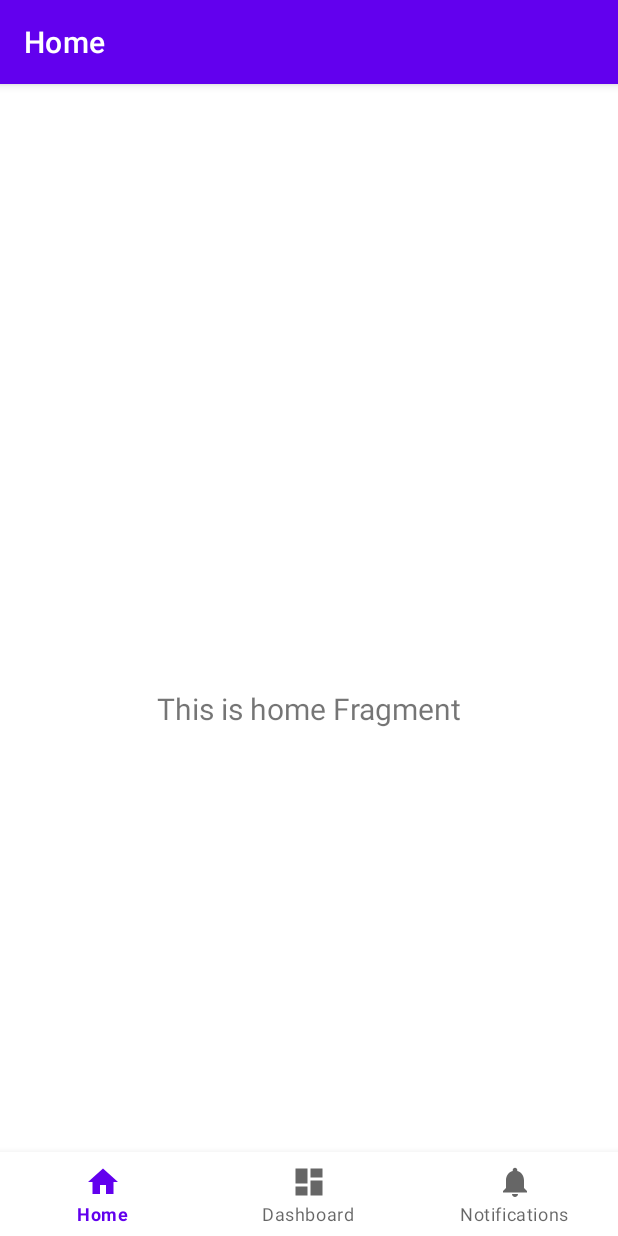
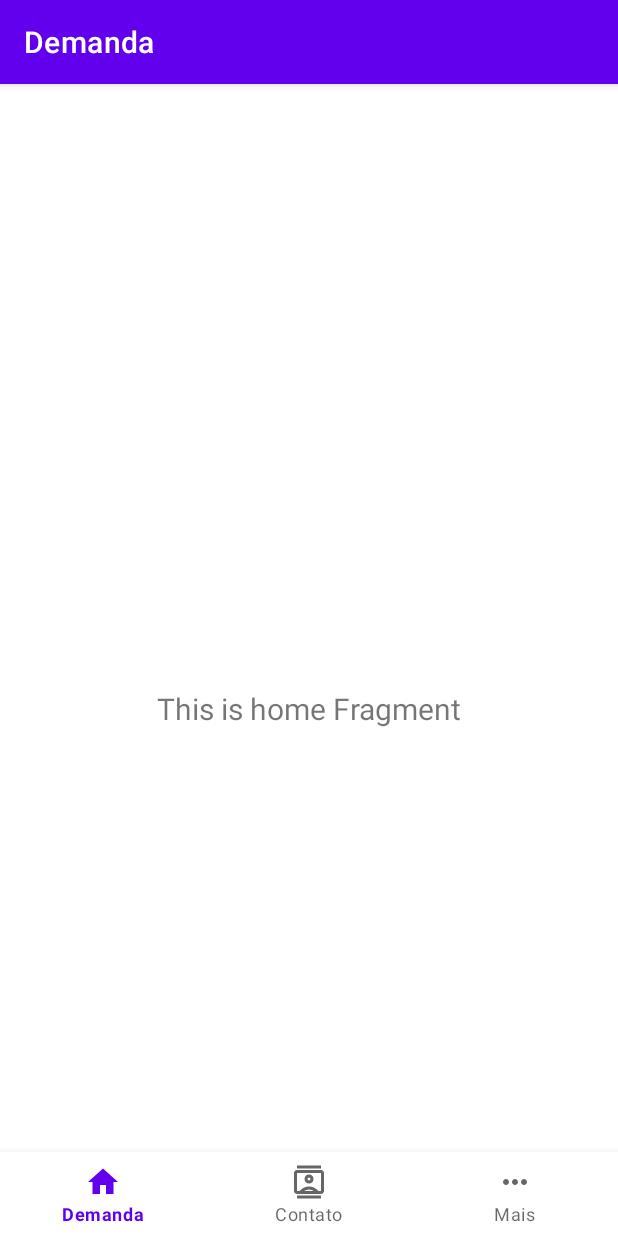
Before and after one commit to Rian-Noronha/tuaobrapedreiro, an Android app: the screen it shows after launch (MainActivity), on a phone screen of 412 x 824 dp. Run offline under Robolectric (Android 15) with nearby library versions, the phone set to English and light mode, and no system bars; our stand-ins replace navigation-ui.

Commit message:
[refactor] Alterações básicas na ui

```diff
--- a/app/src/main/java/com/rn/tuaobraparapedreiro/ui/dashboard/DashboardFragment.kt
+++ b/app/src/main/java/com/rn/tuaobraparapedreiro/ui/contato/ContatoFragment.kt
@@ -1,4 +1,4 @@
-package com.rn.tuaobraparapedreiro.ui.dashboard
+package com.rn.tuaobraparapedreiro.ui.contato
 
 import android.os.Bundle
 import android.view.LayoutInflater
@@ -9,7 +9,7 @@ import androidx.fragment.app.Fragment
 import androidx.lifecycle.ViewModelProvider
 import com.rn.tuaobraparapedreiro.databinding.FragmentDashboardBinding
 
-class DashboardFragment : Fragment() {
+class ContatoFragment : Fragment() {
 
     private var _binding: FragmentDashboardBinding? = null
 
@@ -23,7 +23,7 @@ class DashboardFragment : Fragment() {
         savedInstanceState: Bundle?
     ): View {
         val dashboardViewModel =
-            ViewModelProvider(this).get(DashboardViewModel::class.java)
+            ViewModelProvider(this).get(ContatoViewModel::class.java)
 
         _binding = FragmentDashboardBinding.inflate(inflater, container, false)
         val root: View = binding.root
--- a/app/src/main/java/com/rn/tuaobraparapedreiro/ui/dashboard/DashboardViewModel.kt
+++ b/app/src/main/java/com/rn/tuaobraparapedreiro/ui/contato/ContatoViewModel.kt
@@ -1,10 +1,10 @@
-package com.rn.tuaobraparapedreiro.ui.dashboard
+package com.rn.tuaobraparapedreiro.ui.contato
 
 import androidx.lifecycle.LiveData
 import androidx.lifecycle.MutableLiveData
 import androidx.lifecycle.ViewModel
 
-class DashboardViewModel : ViewModel() {
+class ContatoViewModel : ViewModel() {
 
     private val _text = MutableLiveData<String>().apply {
         value = "This is dashboard Fragment"
--- a/app/src/main/java/com/rn/tuaobraparapedreiro/ui/notifications/NotificationsFragment.kt
+++ b/app/src/main/java/com/rn/tuaobraparapedreiro/ui/mais/MaisFragment.kt
@@ -1,4 +1,4 @@
-package com.rn.tuaobraparapedreiro.ui.notifications
+package com.rn.tuaobraparapedreiro.ui.mais
 
 import android.os.Bundle
 import android.view.LayoutInflater
@@ -9,7 +9,7 @@ import androidx.fragment.app.Fragment
 import androidx.lifecycle.ViewModelProvider
 import com.rn.tuaobraparapedreiro.databinding.FragmentNotificationsBinding
 
-class NotificationsFragment : Fragment() {
+class MaisFragment : Fragment() {
 
     private var _binding: FragmentNotificationsBinding? = null
 
@@ -23,7 +23,7 @@ class NotificationsFragment : Fragment() {
         savedInstanceState: Bundle?
     ): View {
         val notificationsViewModel =
-            ViewModelProvider(this).get(NotificationsViewModel::class.java)
+            ViewModelProvider(this).get(MaisViewModel::class.java)
 
         _binding = FragmentNotificationsBinding.inflate(inflater, container, false)
         val root: View = binding.root
--- a/app/src/main/java/com/rn/tuaobraparapedreiro/ui/notifications/NotificationsViewModel.kt
+++ b/app/src/main/java/com/rn/tuaobraparapedreiro/ui/mais/MaisViewModel.kt
@@ -1,10 +1,10 @@
-package com.rn.tuaobraparapedreiro.ui.notifications
+package com.rn.tuaobraparapedreiro.ui.mais
 
 import androidx.lifecycle.LiveData
 import androidx.lifecycle.MutableLiveData
 import androidx.lifecycle.ViewModel
 
-class NotificationsViewModel : ViewModel() {
+class MaisViewModel : ViewModel() {
 
     private val _text = MutableLiveData<String>().apply {
         value = "This is notifications Fragment"
--- /dev/null
+++ b/app/src/main/res/drawable/ic_contato_black_24dp.xml
@@ -0,0 +1,10 @@
+<vector xmlns:android="http://schemas.android.com/apk/res/android"
+    android:width="24dp"
+    android:height="24dp"
+    android:viewportWidth="960"
+    android:viewportHeight="960"
+    android:tint="?attr/colorControlNormal">
+    <path
+        android:fillColor="@android:color/white"
+        android:pathData="M160,920L160,840L800,840L800,920L160,920ZM160,120L160,40L800,40L800,120L160,120ZM480,520Q530,520 565,485Q600,450 600,400Q600,350 565,315Q530,280 480,280Q430,280 395,315Q360,350 360,400Q360,450 395,485Q430,520 480,520ZM160,800Q127,800 103.5,776.5Q80,753 80,720L80,240Q80,207 103.5,183.5Q127,160 160,160L800,160Q833,160 856.5,183.5Q880,207 880,240L880,720Q880,753 856.5,776.5Q833,800 800,800L160,800ZM230,720Q275,664 339,632Q403,600 480,600Q557,600 621,632Q685,664 730,720L800,720Q800,720 800,720Q800,720 800,720L800,240Q800,240 800,240Q800,240 800,240L160,240Q160,240 160,240Q160,240 160,240L160,720Q160,720 160,720Q160,720 160,720L230,720ZM348,720L612,720Q583,700 549.5,690Q516,680 480,680Q444,680 410.5,690Q377,700 348,720ZM480,440Q463,440 451.5,428.5Q440,417 440,400Q440,383 451.5,371.5Q463,360 480,360Q497,360 508.5,371.5Q520,383 520,400Q520,417 508.5,428.5Q497,440 480,440ZM480,480L480,480Q480,480 480,480Q480,480 480,480L480,480Q480,480 480,480Q480,480 480,480L480,480Q480,480 480,480Q480,480 480,480L480,480Q480,480 480,480Q480,480 480,480L480,480Q480,480 480,480Q480,480 480,480Q480,480 480,480Q480,480 480,480Z"/>
+</vector>
--- a/app/src/main/res/drawable/ic_dashboard_black_24dp.xml
+++ /dev/null
@@ -1,9 +0,0 @@
-<vector xmlns:android="http://schemas.android.com/apk/res/android"
-    android:width="24dp"
-    android:height="24dp"
-    android:viewportWidth="24.0"
-    android:viewportHeight="24.0">
-    <path
-        android:fillColor="#FF000000"
-        android:pathData="M3,13h8L11,3L3,3v10zM3,21h8v-6L3,15v6zM13,21h8L21,11h-8v10zM13,3v6h8L21,3h-8z" />
-</vector>
--- /dev/null
+++ b/app/src/main/res/drawable/ic_mais_black_24dp.xml
@@ -0,0 +1,10 @@
+<vector xmlns:android="http://schemas.android.com/apk/res/android"
+    android:width="24dp"
+    android:height="24dp"
+    android:viewportWidth="960"
+    android:viewportHeight="960"
+    android:tint="?attr/colorControlNormal">
+    <path
+        android:fillColor="@android:color/white"
+        android:pathData="M240,560Q207,560 183.5,536.5Q160,513 160,480Q160,447 183.5,423.5Q207,400 240,400Q273,400 296.5,423.5Q320,447 320,480Q320,513 296.5,536.5Q273,560 240,560ZM480,560Q447,560 423.5,536.5Q400,513 400,480Q400,447 423.5,423.5Q447,400 480,400Q513,400 536.5,423.5Q560,447 560,480Q560,513 536.5,536.5Q513,560 480,560ZM720,560Q687,560 663.5,536.5Q640,513 640,480Q640,447 663.5,423.5Q687,400 720,400Q753,400 776.5,423.5Q800,447 800,480Q800,513 776.5,536.5Q753,560 720,560Z"/>
+</vector>
--- a/app/src/main/res/drawable/ic_notifications_black_24dp.xml
+++ /dev/null
@@ -1,9 +0,0 @@
-<vector xmlns:android="http://schemas.android.com/apk/res/android"
-    android:width="24dp"
-    android:height="24dp"
-    android:viewportWidth="24.0"
-    android:viewportHeight="24.0">
-    <path
-        android:fillColor="#FF000000"
-        android:pathData="M12,22c1.1,0 2,-0.9 2,-2h-4c0,1.1 0.89,2 2,2zM18,16v-5c0,-3.07 -1.64,-5.64 -4.5,-6.32L13.5,4c0,-0.83 -0.67,-1.5 -1.5,-1.5s-1.5,0.67 -1.5,1.5v0.68C7.63,5.36 6,7.92 6,11v5l-2,2v1h16v-1l-2,-2z" />
-</vector>
--- a/app/src/main/res/layout/fragment_notifications.xml
+++ b/app/src/main/res/layout/fragment_contato.xml
@@ -4,10 +4,10 @@
     xmlns:tools="http://schemas.android.com/tools"
     android:layout_width="match_parent"
     android:layout_height="match_parent"
-    tools:context=".ui.notifications.NotificationsFragment">
+    tools:context=".ui.contato.ContatoFragment">
 
     <TextView
-        android:id="@+id/text_notifications"
+        android:id="@+id/text_dashboard"
         android:layout_width="match_parent"
         android:layout_height="wrap_content"
         android:layout_marginStart="8dp"
--- a/app/src/main/res/layout/fragment_dashboard.xml
+++ b/app/src/main/res/layout/fragment_mais.xml
@@ -4,10 +4,10 @@
     xmlns:tools="http://schemas.android.com/tools"
     android:layout_width="match_parent"
     android:layout_height="match_parent"
-    tools:context=".ui.dashboard.DashboardFragment">
+    tools:context=".ui.mais.MaisFragment">
 
     <TextView
-        android:id="@+id/text_dashboard"
+        android:id="@+id/text_notifications"
         android:layout_width="match_parent"
         android:layout_height="wrap_content"
         android:layout_marginStart="8dp"
--- a/app/src/main/res/menu/bottom_nav_menu.xml
+++ b/app/src/main/res/menu/bottom_nav_menu.xml
@@ -3,17 +3,17 @@
 
     <item
         android:id="@+id/navigation_home"
-        android:icon="@drawable/ic_home_black_24dp"
-        android:title="@string/title_home" />
+        android:icon="@drawable/ic_demanda_black_24dp"
+        android:title="@string/title_demanda" />
 
     <item
         android:id="@+id/navigation_dashboard"
-        android:icon="@drawable/ic_dashboard_black_24dp"
-        android:title="@string/title_dashboard" />
+        android:icon="@drawable/ic_contato_black_24dp"
+        android:title="@string/title_contato" />
 
     <item
         android:id="@+id/navigation_notifications"
-        android:icon="@drawable/ic_notifications_black_24dp"
-        android:title="@string/title_notifications" />
+        android:icon="@drawable/ic_mais_black_24dp"
+        android:title="@string/title_mais" />
 
 </menu>
--- a/app/src/main/res/navigation/mobile_navigation.xml
+++ b/app/src/main/res/navigation/mobile_navigation.xml
@@ -8,18 +8,18 @@
     <fragment
         android:id="@+id/navigation_home"
         android:name="com.rn.tuaobraparapedreiro.ui.home.HomeFragment"
-        android:label="@string/title_home"
+        android:label="@string/title_demanda"
         tools:layout="@layout/fragment_home" />
 
     <fragment
         android:id="@+id/navigation_dashboard"
-        android:name="com.rn.tuaobraparapedreiro.ui.dashboard.DashboardFragment"
-        android:label="@string/title_dashboard"
-        tools:layout="@layout/fragment_dashboard" />
+        android:name="com.rn.tuaobraparapedreiro.ui.contato.ContatoFragment"
+        android:label="@string/title_contato"
+        tools:layout="@layout/fragment_contato" />
 
     <fragment
         android:id="@+id/navigation_notifications"
-        android:name="com.rn.tuaobraparapedreiro.ui.notifications.NotificationsFragment"
-        android:label="@string/title_notifications"
-        tools:layout="@layout/fragment_notifications" />
+        android:name="com.rn.tuaobraparapedreiro.ui.mais.MaisFragment"
+        android:label="@string/title_mais"
+        tools:layout="@layout/fragment_mais" />
 </navigation>
--- a/app/src/main/res/values/strings.xml
+++ b/app/src/main/res/values/strings.xml
@@ -1,6 +1,6 @@
 <resources>
     <string name="app_name">TuaObra para Pedreiro</string>
-    <string name="title_home">Home</string>
-    <string name="title_dashboard">Dashboard</string>
-    <string name="title_notifications">Notifications</string>
+    <string name="title_demanda">Demanda</string>
+    <string name="title_contato">Contato</string>
+    <string name="title_mais">Mais</string>
 </resources>
--- a/build.gradle.kts
+++ b/build.gradle.kts
@@ -1,5 +1,5 @@
 // Top-level build file where you can add configuration options common to all sub-projects/modules.
 plugins {
-    id("com.android.application") version "8.2.2" apply false
+    id("com.android.application") version "8.6.0" apply false
     id("org.jetbrains.kotlin.android") version "1.9.22" apply false
 }
--- a/gradle.properties
+++ b/gradle.properties
@@ -21,3 +21,4 @@ kotlin.code.style=official
 # resources declared in the library itself and none from the library's dependencies,
 # thereby reducing the size of the R class for that library
 android.nonTransitiveRClass=true
+org.gradle.workers.max=4
```
Also changed, not shown: app/src/main/res/drawable/ic_demanda_black_24dp.xml (renamed from app/src/main/res/drawable/ic_home_black_24dp.xml), gradle/wrapper/gradle-wrapper.properties.
